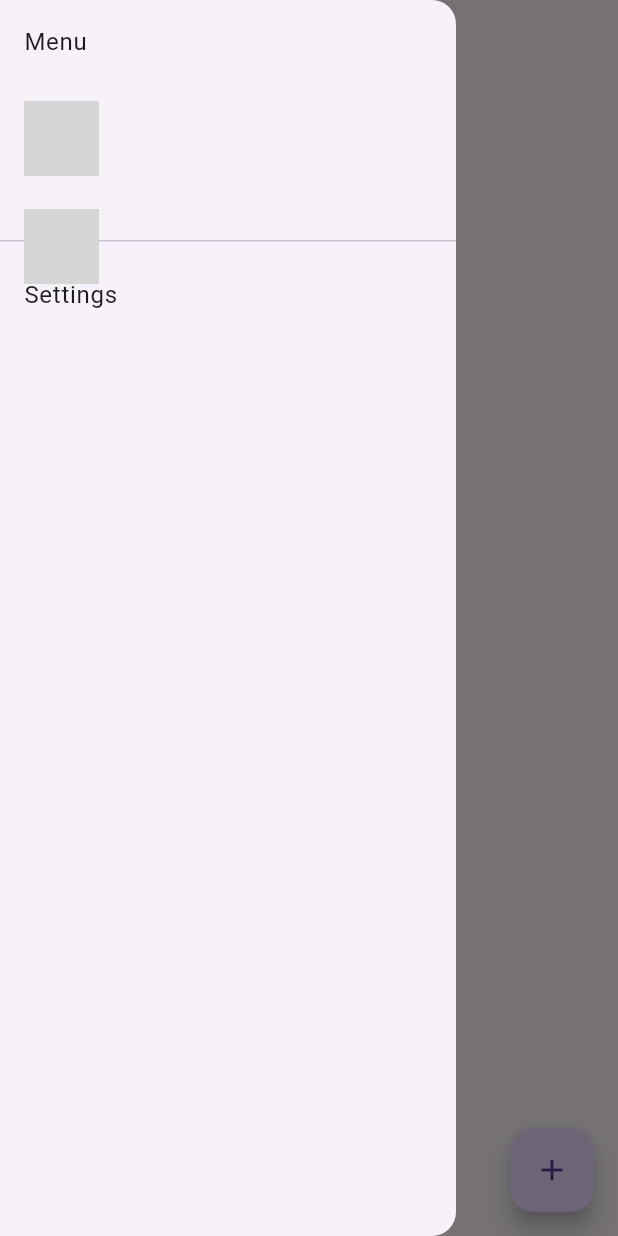
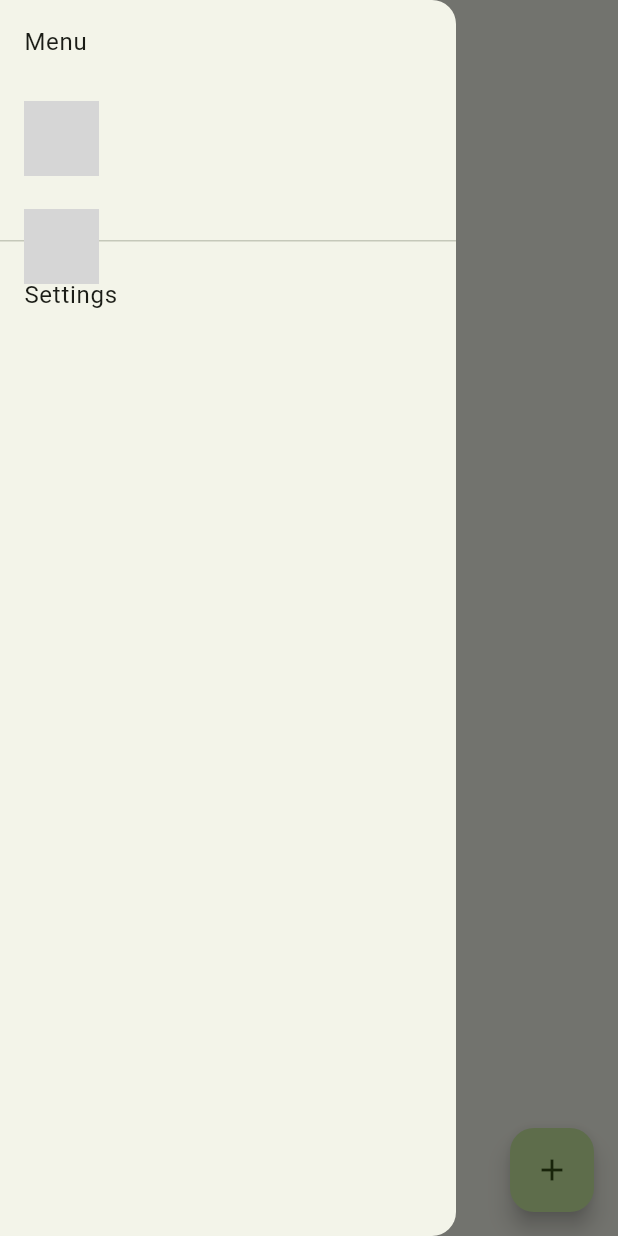
Before and after one commit to tomarra/toms_recipe_app, a Flutter app: the screen it shows after launch, with the side drawer open, on a phone screen of 412 x 824 dp. Run offline on Flutter 3.47's test engine with Material 3 defaults, Android fonts, the phone set to English and light mode, and no system bars; network calls fail; grey boxes are pictures that could not be loaded.

Commit message:
fix: use material 3

```diff
--- a/lib/main.dart
+++ b/lib/main.dart
@@ -9,7 +9,7 @@ class MyApp extends StatelessWidget {
   Widget build(BuildContext context) {
     return MaterialApp(
       title: 'Recipes App',
-      theme: ThemeData(primarySwatch: Colors.lightGreen),
+      theme: ThemeData(colorSchemeSeed: Colors.lightGreen, useMaterial3: true),
       home: RecipeListPage(),
     );
   }
```
